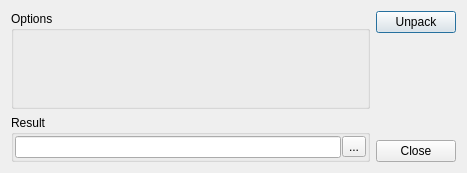
horsicq/XVedogon, file gui_source/dialogunpacker.ui: the form before one commit.
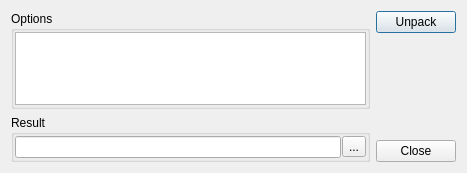
The form after the commit.

Patch:
```diff
--- a/gui_source/dialogunpacker.ui
+++ b/gui_source/dialogunpacker.ui
@@ -27,6 +27,45 @@
        <property name="title">
         <string>Options</string>
        </property>
+       <layout class="QVBoxLayout" name="verticalLayout_3">
+        <property name="spacing">
+         <number>1</number>
+        </property>
+        <property name="leftMargin">
+         <number>1</number>
+        </property>
+        <property name="topMargin">
+         <number>1</number>
+        </property>
+        <property name="rightMargin">
+         <number>1</number>
+        </property>
+        <property name="bottomMargin">
+         <number>1</number>
+        </property>
+        <item>
+         <widget class="QTableWidget" name="tableWidgetOptions">
+          <property name="editTriggers">
+           <set>QAbstractItemView::NoEditTriggers</set>
+          </property>
+          <property name="selectionMode">
+           <enum>QAbstractItemView::SingleSelection</enum>
+          </property>
+          <property name="selectionBehavior">
+           <enum>QAbstractItemView::SelectRows</enum>
+          </property>
+          <attribute name="horizontalHeaderVisible">
+           <bool>false</bool>
+          </attribute>
+          <attribute name="verticalHeaderVisible">
+           <bool>false</bool>
+          </attribute>
+          <attribute name="verticalHeaderDefaultSectionSize">
+           <number>20</number>
+          </attribute>
+         </widget>
+        </item>
+       </layout>
       </widget>
      </item>
      <item>
```
